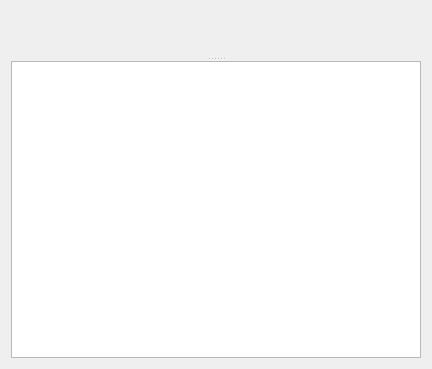
Above: lib/lineplot.ui from Kirikus/Experiments_2024_autumn before the change. Below: the same form after it.
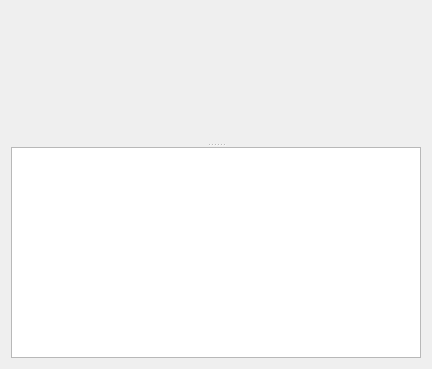
That is the form after the change. Custom widgets are drawn as their Qt base class.

Commit message: set correct plot start range

Diff of the .ui file:
```diff
--- a/lib/lineplot.ui
+++ b/lib/lineplot.ui
@@ -21,8 +21,22 @@
        <property name="orientation">
         <enum>Qt::Vertical</enum>
        </property>
-       <widget class="QCustomPlot" name="plot" native="true"/>
-       <widget class="SettingsModel" name="settings"/>
+       <widget class="QCustomPlot" name="plot" native="true">
+        <property name="sizePolicy">
+         <sizepolicy hsizetype="Preferred" vsizetype="Preferred">
+          <horstretch>0</horstretch>
+          <verstretch>4</verstretch>
+         </sizepolicy>
+        </property>
+       </widget>
+       <widget class="SettingsModel" name="settings">
+        <property name="sizePolicy">
+         <sizepolicy hsizetype="Expanding" vsizetype="Expanding">
+          <horstretch>0</horstretch>
+          <verstretch>1</verstretch>
+         </sizepolicy>
+        </property>
+       </widget>
       </widget>
      </item>
     </layout>
```
The commit also changes 1 other file.
